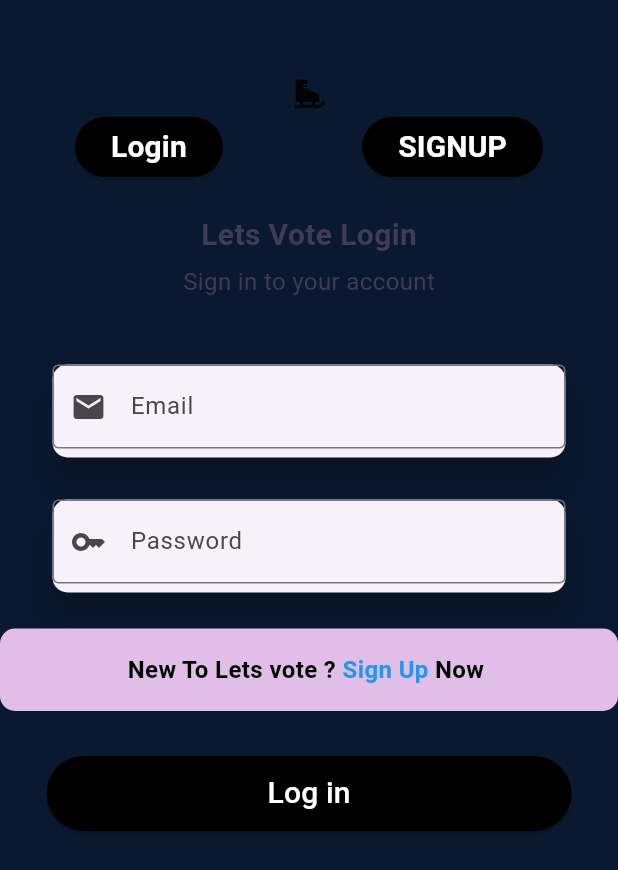
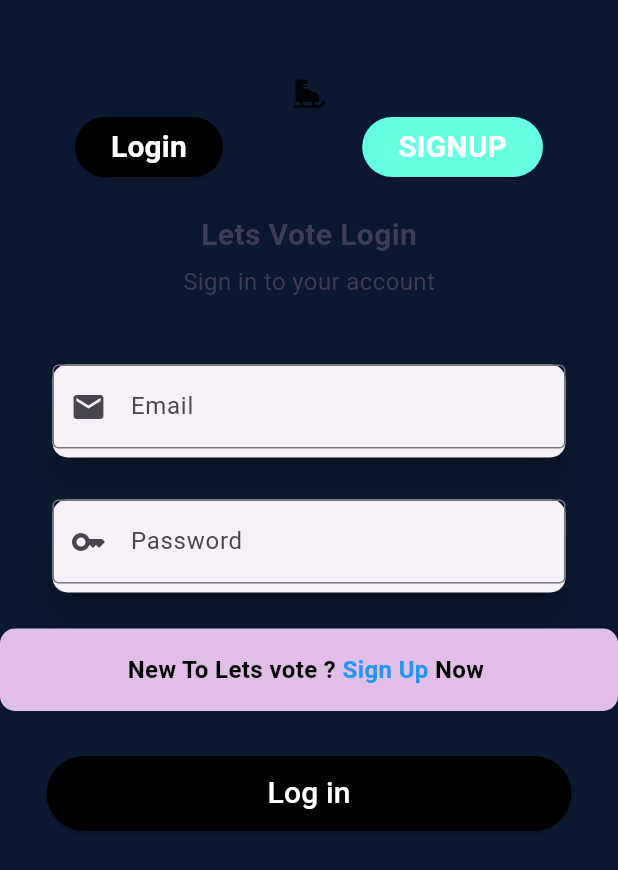
Before and after one commit to NaVindu0315/Let-s_Vote, a Flutter app: the screen it shows after launch, on a phone screen of 412 x 824 dp. Shown: the top 870 px of the screen. Run offline on Flutter 3.47's test engine with Material 3 defaults, Android fonts, the phone set to English and light mode, and no system bars; our stand-ins replace camera, cloud_firestore, firebase_auth, firebase_core, firebase_storage, image_picker and 1 more; accounts and stored records are empty.

Commit message:
chngged button color

```diff
--- a/lib/pages/login.dart
+++ b/lib/pages/login.dart
@@ -75,7 +75,7 @@ class _lginState extends State<lgin> {
                             Builder(builder: (context) {
                               return ElevatedButton(
                                 style: ElevatedButton.styleFrom(
-                                  primary: Colors.black,
+                                  primary: AppColors.buttoncolor,
                                 ),
                                 onPressed: () {
                                   Navigator.push(
```
